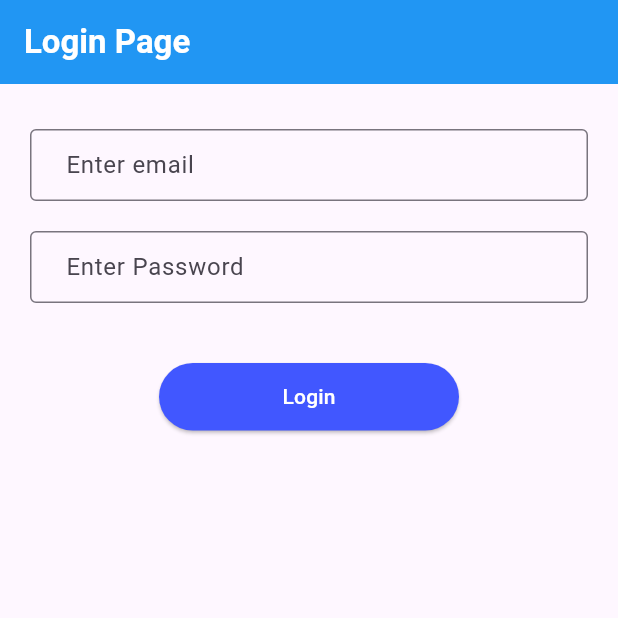
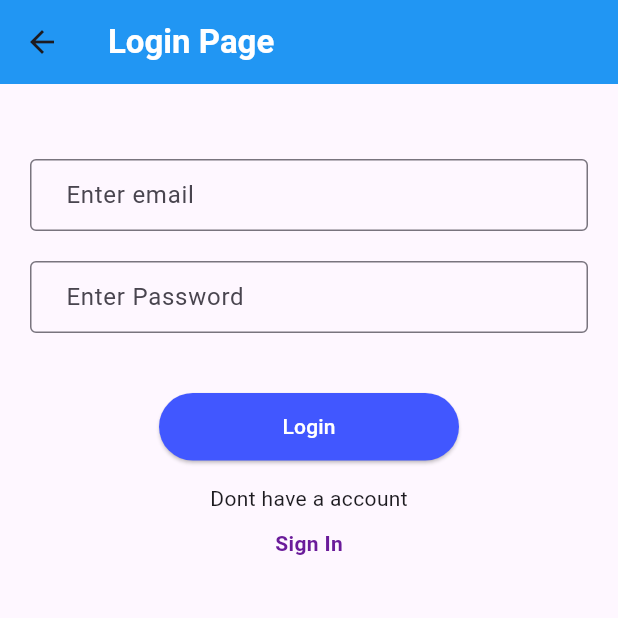
Before and after one commit to Muhammad-Usman08/Flutter-Firebase-LoginSignUp, a Flutter app: the screen it shows after launch, after a tap on "Login", on a phone screen of 412 x 824 dp, the top half of it. Run offline on Flutter 3.47's test engine with Material 3 defaults, Android fonts, the light colour scheme and no system bars; our stand-ins replace firebase_auth, firebase_core; accounts and stored records are empty; network calls fail.

Commit message:
complete with login and signup authentication

```diff
--- a/lib/main.dart
+++ b/lib/main.dart
@@ -1,7 +1,13 @@
-import 'package:firebasesignup/screens/login_view.dart';
+import 'package:firebasesignup/screens/signup.dart';
 import 'package:flutter/material.dart';
+import 'package:firebase_core/firebase_core.dart';
+import 'firebase_options.dart';
 
-void main() {
+void main() async {
+  WidgetsFlutterBinding.ensureInitialized();
+  await Firebase.initializeApp(
+    options: DefaultFirebaseOptions.currentPlatform,
+  );
   runApp(const MyApp());
 }
 
@@ -12,7 +18,7 @@ class MyApp extends StatelessWidget {
   Widget build(BuildContext context) {
     return MaterialApp(
       debugShowCheckedModeBanner: false,
-      home: LoginScreen(),
+      home: SignUp(),
     );
   }
 }
--- a/lib/screens/login_view.dart
+++ b/lib/screens/login.dart
@@ -1,12 +1,31 @@
+import 'package:firebase_auth/firebase_auth.dart';
 import 'package:flutter/material.dart';
 
 // ignore: must_be_immutable
-class LoginScreen extends StatelessWidget {
-  LoginScreen({super.key});
+class Login extends StatelessWidget {
+  Login({super.key});
 
   //controllers
   TextEditingController emailController = TextEditingController();
   TextEditingController passwordController = TextEditingController();
+
+  login() async {
+    try {
+      final credential = await FirebaseAuth.instance.signInWithEmailAndPassword(
+        email: emailController.text,
+        password: passwordController.text,
+      );
+      print(credential);
+    } on FirebaseAuthException catch (e) {
+      if (e.code == 'user-not-found') {
+        print('No user found for that email.');
+      } else if (e.code == 'wrong-password') {
+        print('Wrong password provided for that user.');
+      }
+    }
+    emailController.clear();
+    passwordController.clear();
+  }
 
   @override
   Widget build(BuildContext context) {
@@ -22,16 +41,20 @@ class LoginScreen extends StatelessWidget {
         margin: const EdgeInsets.symmetric(horizontal: 20, vertical: 30),
         child: Column(
           children: [
-            TextField(
-              controller: emailController,
-              decoration: const InputDecoration(
-                contentPadding: EdgeInsets.only(left: 20, top: 10, bottom: 10),
-                hintText: 'Enter email ',
-                border: OutlineInputBorder(),
+            Container(
+              margin: const EdgeInsets.only(bottom: 20, top: 20),
+              child: TextField(
+                controller: emailController,
+                decoration: const InputDecoration(
+                  contentPadding:
+                      EdgeInsets.only(left: 20, top: 10, bottom: 10),
+                  hintText: 'Enter email',
+                  border: OutlineInputBorder(),
+                ),
               ),
             ),
             Container(
-              margin: const EdgeInsets.only(bottom: 40, top: 20),
+              margin: const EdgeInsets.only(bottom: 40),
               child: TextField(
                 controller: passwordController,
                 decoration: const InputDecoration(
@@ -46,7 +69,9 @@ class LoginScreen extends StatelessWidget {
               width: 200,
               height: 45,
               child: ElevatedButton(
-                  onPressed: () {},
+                  onPressed: () {
+                    login();
+                  },
                   style: const ButtonStyle(
                       backgroundColor:
                           MaterialStatePropertyAll(Color(0xff4157FF))),
@@ -56,6 +81,14 @@ class LoginScreen extends StatelessWidget {
                         color: Colors.white, fontWeight: FontWeight.w500),
                   )),
             ),
+            Container(
+                margin: const EdgeInsets.only(top: 15, bottom: 10),
+                child: const Text('Dont have a account')),
+            Text(
+              'Sign In',
+              style: TextStyle(
+                  fontWeight: FontWeight.w600, color: Colors.purple[800]),
+            ),
           ],
         ),
       ),
--- /dev/null
+++ b/lib/screens/signup.dart
@@ -0,0 +1,119 @@
+import 'package:firebasesignup/screens/login.dart';
+import 'package:flutter/material.dart';
+import 'package:firebase_auth/firebase_auth.dart';
+import 'package:flutter/widgets.dart';
+
+// ignore: must_be_immutable
+class SignUp extends StatelessWidget {
+  SignUp({super.key});
+
+  //controllers
+  TextEditingController emailController = TextEditingController();
+  TextEditingController passwordController = TextEditingController();
+  TextEditingController nameController = TextEditingController();
+
+  Signin() async {
+    try {
+      final credential =
+          await FirebaseAuth.instance.createUserWithEmailAndPassword(
+        email: emailController.text,
+        password: passwordController.text,
+      );
+      print(credential);
+    } on FirebaseAuthException catch (e) {
+      if (e.code == 'weak-password') {
+        print('The password provided is too weak.');
+      } else if (e.code == 'email-already-in-use') {
+        print('The account already exists for that email.');
+        print(e.code);
+      }
+    } catch (e) {
+      print(e);
+    }
+    nameController.clear();
+    emailController.clear();
+    passwordController.clear();
+  }
+
+  @override
+  Widget build(BuildContext context) {
+    return Scaffold(
+      appBar: AppBar(
+        backgroundColor: Colors.blue[500],
+        title: const Text(
+          'Sign Up Page',
+          style: TextStyle(color: Colors.white, fontWeight: FontWeight.w600),
+        ),
+      ),
+      body: Container(
+        margin: const EdgeInsets.symmetric(horizontal: 20, vertical: 30),
+        child: Column(
+          children: [
+            TextField(
+              controller: nameController,
+              decoration: const InputDecoration(
+                contentPadding: EdgeInsets.only(left: 20, top: 10, bottom: 10),
+                hintText: 'Enter name ',
+                border: OutlineInputBorder(),
+              ),
+            ),
+            Container(
+              margin: const EdgeInsets.only(bottom: 20, top: 20),
+              child: TextField(
+                controller: emailController,
+                decoration: const InputDecoration(
+                  contentPadding:
+                      EdgeInsets.only(left: 20, top: 10, bottom: 10),
+                  hintText: 'Enter email',
+                  border: OutlineInputBorder(),
+                ),
+              ),
+            ),
+            Container(
+              margin: const EdgeInsets.only(bottom: 40),
+              child: TextField(
+                controller: passwordController,
+                decoration: const InputDecoration(
+                  contentPadding:
+                      EdgeInsets.only(left: 20, top: 10, bottom: 10),
+                  hintText: 'Enter Password',
+                  border: OutlineInputBorder(),
+                ),
+              ),
+            ),
+            SizedBox(
+              width: 200,
+              height: 45,
+              child: ElevatedButton(
+                  onPressed: () {
+                    Signin();
+                  },
+                  style: const ButtonStyle(
+                      backgroundColor:
+                          MaterialStatePropertyAll(Color(0xff4157FF))),
+                  child: const Text(
+                    'Sign Up',
+                    style: TextStyle(
+                        color: Colors.white, fontWeight: FontWeight.w500),
+                  )),
+            ),
+            Container(
+                margin: const EdgeInsets.only(top: 15, bottom: 10),
+                child: const Text('Alreay have a account')),
+            GestureDetector(
+              onTap: () {
+                Navigator.push(context,
+                    MaterialPageRoute(builder: ((context) => Login())));
+              },
+              child: Text(
+                'Login',
+                style: TextStyle(
+                    fontWeight: FontWeight.w600, color: Colors.purple[800]),
+              ),
+            ),
+          ],
+        ),
+      ),
+    );
+  }
+}
--- a/pubspec.yaml
+++ b/pubspec.yaml
@@ -35,6 +35,9 @@ dependencies:
   # The following adds the Cupertino Icons font to your application.
   # Use with the CupertinoIcons class for iOS style icons.
   cupertino_icons: ^1.0.6
+  firebase_auth: ^5.1.2
+  firebase_core: ^3.2.0
+
 
 dev_dependencies:
   flutter_test:
```
Also changed, not shown: firebase.json (added), lib/firebase_options.dart (added), pubspec.lock, 6 other files.
